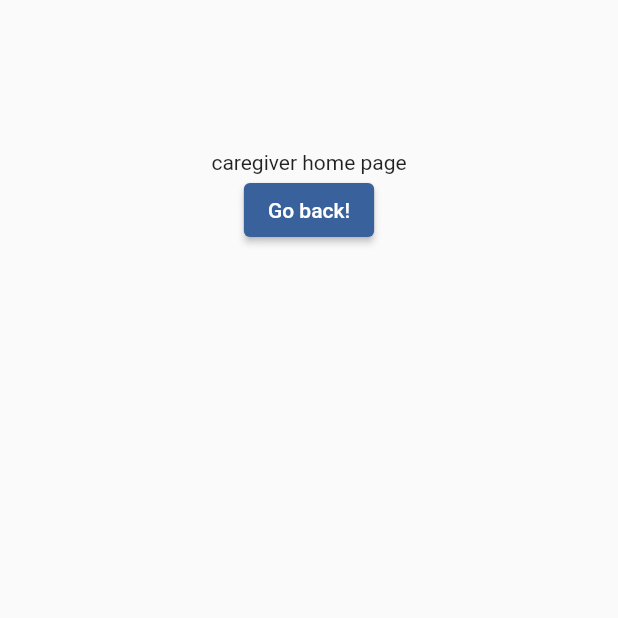
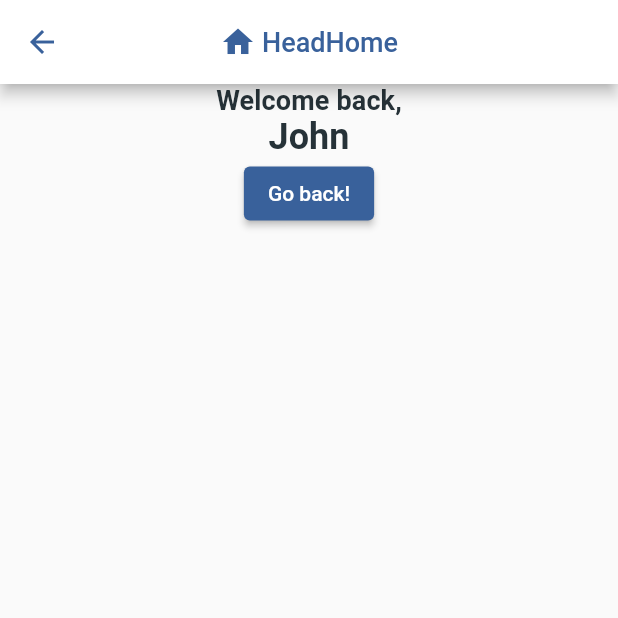
Before and after one commit to GSC23-HeadHome/HeadHome-App, a Flutter app: the Caregiver screen opened directly, on a phone screen of 412 x 824 dp, the top half of it. Run offline on Flutter 3.47's test engine with Material 2 defaults, Android fonts, the light colour scheme and no system bars.

Commit message:
finished appbar

```diff
--- a/lib/pages/caregiver.dart
+++ b/lib/pages/caregiver.dart
@@ -1,4 +1,3 @@
-
 import 'package:flutter/material.dart';
 import '../main.dart' show MyApp;
 
@@ -8,21 +7,44 @@ class Caregiver extends StatelessWidget {
   @override
   Widget build(BuildContext context) {
     return Scaffold(
+      appBar: AppBar(
+        backgroundColor: Colors.white,
+        centerTitle: true,
+        leading: BackButton(
+          onPressed: () {
+            Navigator.pop(context);
+          },
+          color: Theme.of(context).colorScheme.primary,
+        ),
+        title: Row(
+          mainAxisSize: MainAxisSize.min,
+          children: [
+            Icon(Icons.home, color: Theme.of(context).colorScheme.primary),
+            Padding(
+              padding: const EdgeInsets.fromLTRB(4.0, 0, 0, 0),
+              child: Text(
+                "HeadHome",
+                style: TextStyle(
+                  fontSize: 18.0,
+                  color: Theme.of(context).colorScheme.primary,),
+              ),
+            ),
+          ],
+        ),
+      ),
       body: Center(
-        child: Padding(
-          padding: const EdgeInsets.all(100.0),
-          child: Column(
-            children: [
-          const Text("caregiver home page"),
-          ElevatedButton(
+        child: Column(
+          mainAxisAlignment: MainAxisAlignment.start,
+          children: [
+            Text("Welcome back,", style:Theme.of(context).textTheme.titleSmall),
+            Text("John", style:Theme.of(context).textTheme.displayMedium),
+            ElevatedButton(
               onPressed: () {
                 Navigator.pop(context);
               },
               child: const Text('Go back!'),
             ),
-            ]
-
-          ),
+          ],
         ),
       ),
     );
```
Also changed, not shown: pubspec.yaml (line endings or trailing spaces).
